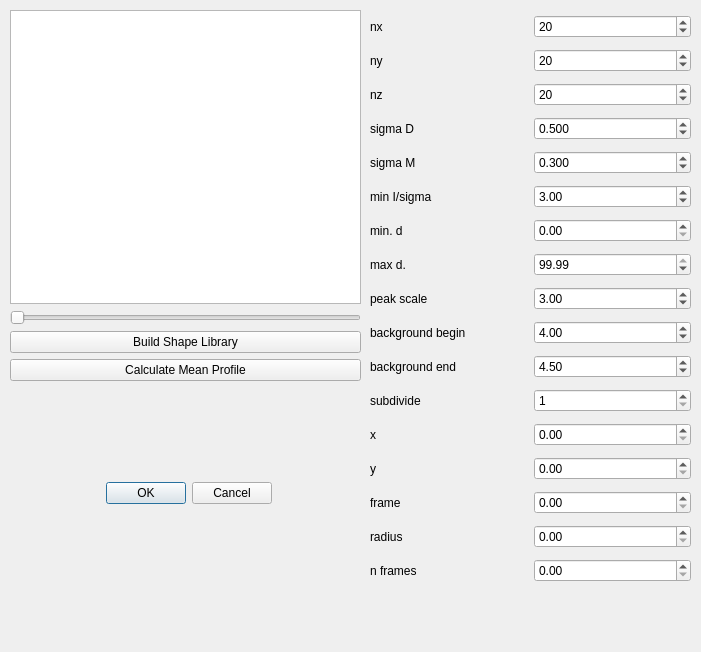
Qt form apps/nsxqt/ui/ProfileFitDialog.ui (k61n/openhkl) before a commit.
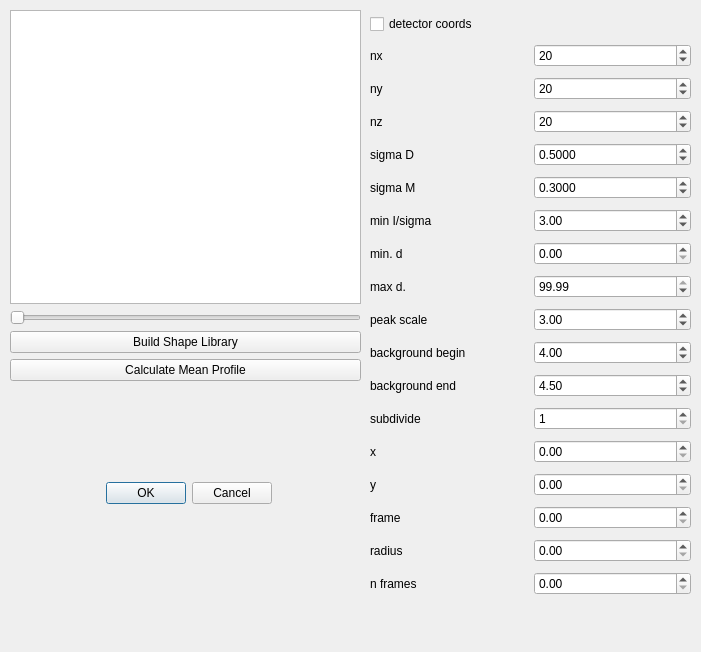
The same form after that commit.

```diff
--- a/apps/nsxqt/ui/ProfileFitDialog.ui
+++ b/apps/nsxqt/ui/ProfileFitDialog.ui
@@ -19,11 +19,11 @@
      <x>370</x>
      <y>10</y>
      <width>321</width>
-     <height>591</height>
+     <height>605</height>
     </rect>
    </property>
    <layout class="QGridLayout" name="gridLayout_2">
-    <item row="10" column="1">
+    <item row="11" column="1">
      <widget class="QDoubleSpinBox" name="bkgEnd">
       <property name="singleStep">
        <double>0.100000000000000</double>
@@ -33,7 +33,7 @@
       </property>
      </widget>
     </item>
-    <item row="8" column="1">
+    <item row="9" column="1">
      <widget class="QDoubleSpinBox" name="peakScale">
       <property name="singleStep">
        <double>0.100000000000000</double>
@@ -43,14 +43,14 @@
       </property>
      </widget>
     </item>
-    <item row="8" column="0">
+    <item row="9" column="0">
      <widget class="QLabel" name="label_7">
       <property name="text">
        <string>peak scale</string>
       </property>
      </widget>
     </item>
-    <item row="7" column="1">
+    <item row="8" column="1">
      <widget class="QDoubleSpinBox" name="dMax">
       <property name="decimals">
        <number>2</number>
@@ -63,21 +63,21 @@
       </property>
      </widget>
     </item>
-    <item row="0" column="0">
+    <item row="1" column="0">
      <widget class="QLabel" name="label">
       <property name="text">
        <string>nx</string>
       </property>
      </widget>
     </item>
-    <item row="1" column="0">
+    <item row="2" column="0">
      <widget class="QLabel" name="label_2">
       <property name="text">
        <string>ny</string>
       </property>
      </widget>
     </item>
-    <item row="0" column="1">
+    <item row="1" column="1">
      <widget class="QSpinBox" name="nx">
       <property name="minimum">
        <number>5</number>
@@ -87,31 +87,31 @@
       </property>
      </widget>
     </item>
-    <item row="6" column="0">
+    <item row="7" column="0">
      <widget class="QLabel" name="label_5">
       <property name="text">
        <string>min. d</string>
       </property>
      </widget>
     </item>
-    <item row="5" column="0">
+    <item row="6" column="0">
      <widget class="QLabel" name="label_4">
       <property name="text">
        <string>min I/sigma</string>
       </property>
      </widget>
     </item>
-    <item row="1" column="1">
-     <widget class="QSpinBox" name="ny">
-      <property name="minimum">
-       <number>5</number>
-      </property>
-      <property name="value">
-       <number>20</number>
-      </property>
-     </widget>
-    </item>
     <item row="2" column="1">
+     <widget class="QSpinBox" name="ny">
+      <property name="minimum">
+       <number>5</number>
+      </property>
+      <property name="value">
+       <number>20</number>
+      </property>
+     </widget>
+    </item>
+    <item row="3" column="1">
      <widget class="QSpinBox" name="nz">
       <property name="minimum">
        <number>5</number>
@@ -121,17 +121,17 @@
       </property>
      </widget>
     </item>
-    <item row="5" column="1">
-     <widget class="QDoubleSpinBox" name="Isigma">
-      <property name="singleStep">
-       <double>0.010000000000000</double>
-      </property>
-      <property name="value">
-       <double>3.000000000000000</double>
-      </property>
-     </widget>
-    </item>
     <item row="6" column="1">
+     <widget class="QDoubleSpinBox" name="Isigma">
+      <property name="singleStep">
+       <double>0.010000000000000</double>
+      </property>
+      <property name="value">
+       <double>3.000000000000000</double>
+      </property>
+     </widget>
+    </item>
+    <item row="7" column="1">
      <widget class="QDoubleSpinBox" name="dMin">
       <property name="decimals">
        <number>2</number>
@@ -141,52 +141,52 @@
       </property>
      </widget>
     </item>
-    <item row="2" column="0">
+    <item row="3" column="0">
      <widget class="QLabel" name="label_3">
       <property name="text">
        <string>nz</string>
       </property>
      </widget>
     </item>
-    <item row="7" column="0">
+    <item row="8" column="0">
      <widget class="QLabel" name="label_6">
       <property name="text">
        <string>max d.</string>
       </property>
      </widget>
     </item>
-    <item row="11" column="1">
+    <item row="12" column="1">
      <widget class="QSpinBox" name="subdivide">
       <property name="minimum">
        <number>1</number>
       </property>
      </widget>
     </item>
-    <item row="11" column="0">
+    <item row="12" column="0">
      <widget class="QLabel" name="label_8">
       <property name="text">
        <string>subdivide</string>
       </property>
      </widget>
     </item>
-    <item row="3" column="0">
+    <item row="4" column="0">
      <widget class="QLabel" name="label_9">
       <property name="text">
        <string>sigma D</string>
       </property>
      </widget>
     </item>
-    <item row="4" column="0">
+    <item row="5" column="0">
      <widget class="QLabel" name="label_10">
       <property name="text">
        <string>sigma M</string>
       </property>
      </widget>
     </item>
-    <item row="3" column="1">
+    <item row="4" column="1">
      <widget class="QDoubleSpinBox" name="sigmaD">
       <property name="decimals">
-       <number>3</number>
+       <number>4</number>
       </property>
       <property name="singleStep">
        <double>0.001000000000000</double>
@@ -196,10 +196,10 @@
       </property>
      </widget>
     </item>
-    <item row="4" column="1">
+    <item row="5" column="1">
      <widget class="QDoubleSpinBox" name="sigmaM">
       <property name="decimals">
-       <number>3</number>
+       <number>4</number>
       </property>
       <property name="singleStep">
        <double>0.001000000000000</double>
@@ -209,77 +209,77 @@
       </property>
      </widget>
     </item>
-    <item row="14" column="0">
+    <item row="15" column="0">
      <widget class="QLabel" name="label_13">
       <property name="text">
        <string>frame</string>
       </property>
      </widget>
     </item>
-    <item row="13" column="0">
+    <item row="14" column="0">
      <widget class="QLabel" name="label_12">
       <property name="text">
        <string>y</string>
       </property>
      </widget>
     </item>
-    <item row="15" column="0">
+    <item row="16" column="0">
      <widget class="QLabel" name="label_14">
       <property name="text">
        <string>radius</string>
       </property>
      </widget>
     </item>
-    <item row="12" column="0">
+    <item row="13" column="0">
      <widget class="QLabel" name="label_11">
       <property name="text">
        <string>x</string>
       </property>
      </widget>
     </item>
-    <item row="16" column="0">
+    <item row="17" column="0">
      <widget class="QLabel" name="label_15">
       <property name="text">
        <string>n frames</string>
       </property>
      </widget>
     </item>
-    <item row="12" column="1">
-     <widget class="QDoubleSpinBox" name="x">
-      <property name="singleStep">
-       <double>0.010000000000000</double>
-      </property>
-     </widget>
-    </item>
     <item row="13" column="1">
-     <widget class="QDoubleSpinBox" name="y">
+     <widget class="QDoubleSpinBox" name="x">
       <property name="singleStep">
        <double>0.010000000000000</double>
       </property>
      </widget>
     </item>
     <item row="14" column="1">
-     <widget class="QDoubleSpinBox" name="frame">
+     <widget class="QDoubleSpinBox" name="y">
       <property name="singleStep">
        <double>0.010000000000000</double>
       </property>
      </widget>
     </item>
     <item row="15" column="1">
-     <widget class="QDoubleSpinBox" name="radius">
+     <widget class="QDoubleSpinBox" name="frame">
       <property name="singleStep">
        <double>0.010000000000000</double>
       </property>
      </widget>
     </item>
     <item row="16" column="1">
+     <widget class="QDoubleSpinBox" name="radius">
+      <property name="singleStep">
+       <double>0.010000000000000</double>
+      </property>
+     </widget>
+    </item>
+    <item row="17" column="1">
      <widget class="QDoubleSpinBox" name="nframes">
       <property name="singleStep">
        <double>0.010000000000000</double>
       </property>
      </widget>
     </item>
-    <item row="9" column="1">
+    <item row="10" column="1">
      <widget class="QDoubleSpinBox" name="bkgBegin">
       <property name="singleStep">
        <double>0.100000000000000</double>
@@ -289,20 +289,27 @@
       </property>
      </widget>
     </item>
-    <item row="9" column="0">
+    <item row="10" column="0">
      <widget class="QLabel" name="label_16">
       <property name="text">
        <string>background begin</string>
       </property>
      </widget>
     </item>
-    <item row="10" column="0">
+    <item row="11" column="0">
      <widget class="QLabel" name="label_17">
       <property name="text">
        <string>background end</string>
       </property>
      </widget>
     </item>
+    <item row="0" column="0">
+     <widget class="QCheckBox" name="detectorCoords">
+      <property name="text">
+       <string>detector coords</string>
+      </property>
+     </widget>
+    </item>
    </layout>
   </widget>
   <widget class="QWidget" name="gridLayoutWidget">
```
Left out of the diff: 4 changed lines with no effect on the pictures.
